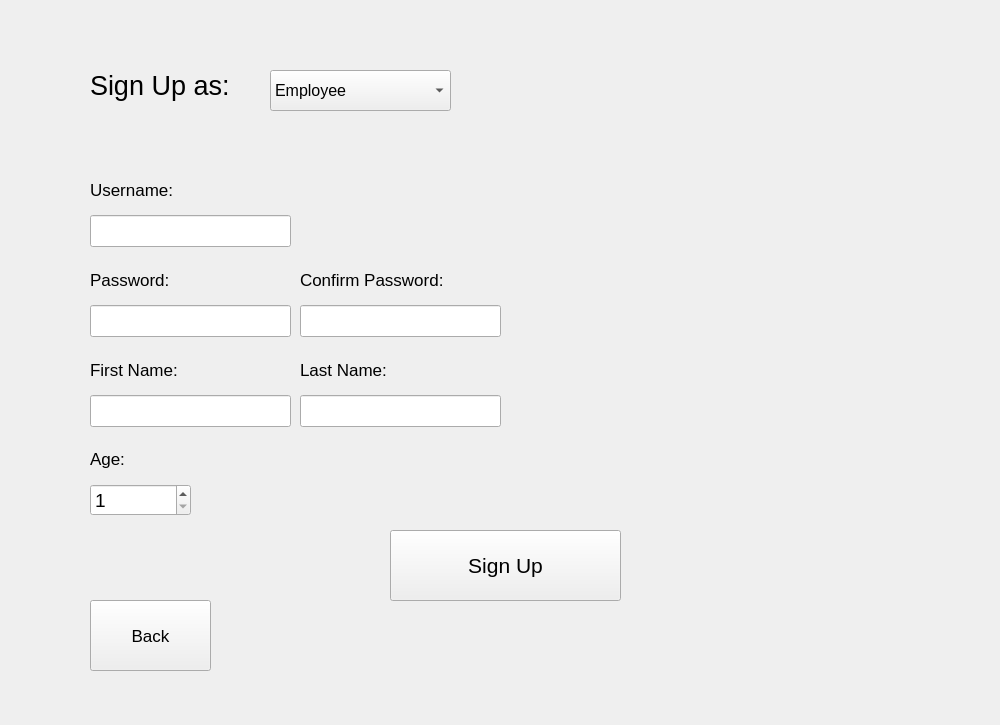
NimaMousavian/FBT-Market-Management-Application, file source/employee_signup.ui: the form before one commit.
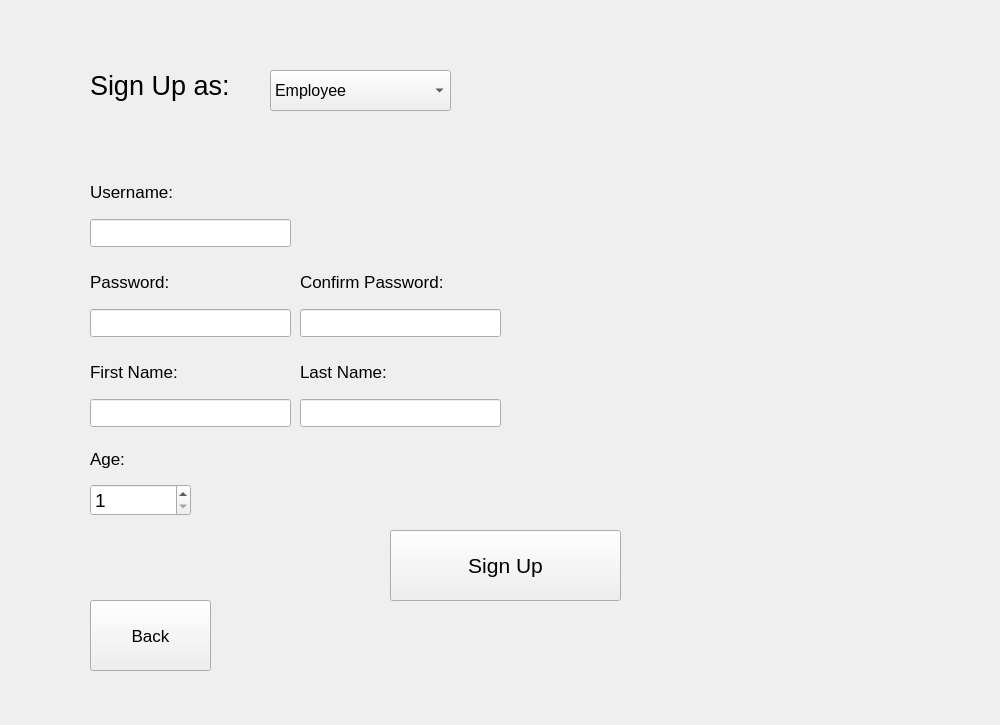
The form after the commit. Icons and pictures are not drawn.

What changed in the file:
```diff
--- a/source/employee_signup.ui
+++ b/source/employee_signup.ui
@@ -81,7 +81,7 @@
      <widget class="QLineEdit" name="lastNmae_le">
       <property name="font">
        <font>
-        <pointsize>15</pointsize>
+        <pointsize>13</pointsize>
        </font>
       </property>
      </widget>
@@ -114,7 +114,7 @@
      <widget class="QLineEdit" name="firstNmae_le">
       <property name="font">
        <font>
-        <pointsize>15</pointsize>
+        <pointsize>13</pointsize>
        </font>
       </property>
       <property name="styleSheet">
@@ -189,7 +189,7 @@
      <widget class="QLineEdit" name="confPassword_le">
       <property name="font">
        <font>
-        <pointsize>15</pointsize>
+        <pointsize>13</pointsize>
        </font>
       </property>
      </widget>
@@ -222,7 +222,7 @@
      <widget class="QLineEdit" name="username_le">
       <property name="font">
        <font>
-        <pointsize>15</pointsize>
+        <pointsize>13</pointsize>
        </font>
       </property>
      </widget>
@@ -255,7 +255,7 @@
      <widget class="QLineEdit" name="password_le">
       <property name="font">
        <font>
-        <pointsize>15</pointsize>
+        <pointsize>13</pointsize>
        </font>
       </property>
      </widget>
```
